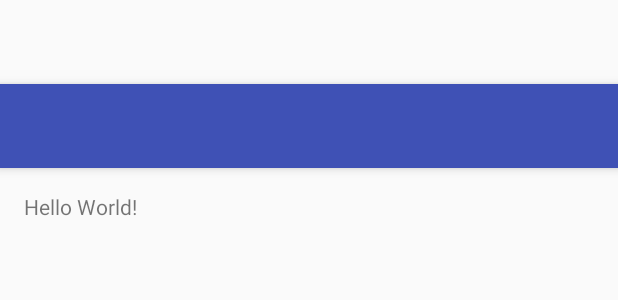
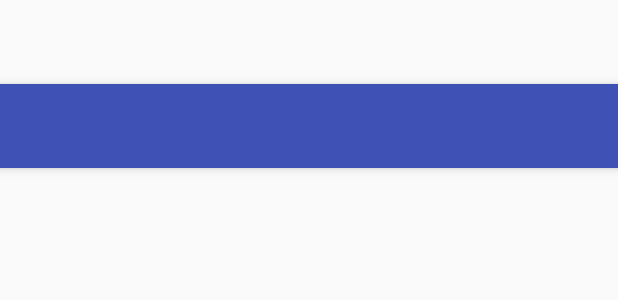
Before and after one commit to Plastix/Forage, an Android app: the layout activity_cache_list.xml on its own in the app's theme, with its tools: preview values and no code run, on a phone screen of 412 x 824 dp. Shown: the top 300 px of the screen. Run offline under Robolectric (Android 15) with nearby library versions, the phone set to English and light mode, and no system bars.

Commit message:
Flush out CacheListActivity and CacheListFragment

```diff
--- a/app/build.gradle
+++ b/app/build.gradle
@@ -16,7 +16,7 @@ def getProps(String propName) {
     if (propsFile.exists()) {
         def props = new Properties()
         props.load(new FileInputStream(propsFile))
-        return props[propName]
+        return String.format("\"%s\"", props[propName]);
     } else {
         return "";
     }
--- a/app/src/main/res/layout/activity_cache_list.xml
+++ b/app/src/main/res/layout/activity_cache_list.xml
@@ -18,10 +18,15 @@
             android:layout_width="match_parent"
             android:layout_height="?attr/actionBarSize"
             android:background="?attr/colorPrimary"
+            app:layout_scrollFlags="scroll|enterAlways"
             app:popupTheme="@style/AppTheme.PopupOverlay"/>
 
     </android.support.design.widget.AppBarLayout>
 
-    <include layout="@layout/content_cache_list"/>
+    <FrameLayout
+        android:id="@+id/cachelist_content_frame"
+        android:layout_width="match_parent"
+        android:layout_height="match_parent"
+        app:layout_behavior="@string/appbar_scrolling_view_behavior"/>
 
 </android.support.design.widget.CoordinatorLayout>
--- a/app/src/main/res/layout/content_cache_list.xml
+++ /dev/null
@@ -1,20 +0,0 @@
-<?xml version="1.0" encoding="utf-8"?>
-<RelativeLayout
-    xmlns:android="http://schemas.android.com/apk/res/android"
-    xmlns:app="http://schemas.android.com/apk/res-auto"
-    xmlns:tools="http://schemas.android.com/tools"
-    android:layout_width="match_parent"
-    android:layout_height="match_parent"
-    android:paddingBottom="@dimen/activity_vertical_margin"
-    android:paddingLeft="@dimen/activity_horizontal_margin"
-    android:paddingRight="@dimen/activity_horizontal_margin"
-    android:paddingTop="@dimen/activity_vertical_margin"
-    app:layout_behavior="@string/appbar_scrolling_view_behavior"
-    tools:context=".ui.cachelist.CacheListActivity"
-    tools:showIn="@layout/activity_cache_list">
-
-    <TextView
-        android:layout_width="wrap_content"
-        android:layout_height="wrap_content"
-        android:text="Hello World!"/>
-</RelativeLayout>
```
Also changed, not shown: app/src/main/java/io/github/plastix/forage/ui/cachelist/CacheListActivity.java (+20 -5 lines), app/src/main/java/io/github/plastix/forage/ui/cachelist/CacheListFragment.java (+34 -1 lines), app/src/main/res/layout/fragment_cache_list.xml (+3 -4 lines).
